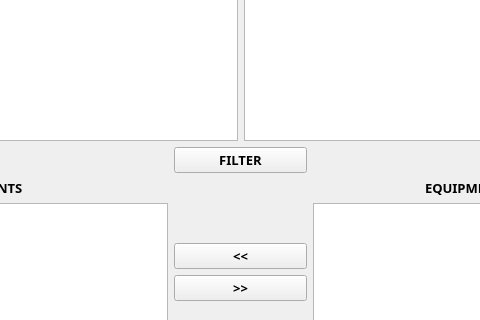
Old version of the form borrowers.ui in the repository markytools/sume-borrower-app; both pictures show x 271 to 751 and y 86 to 406 of the 1024 by 487 pixel window.
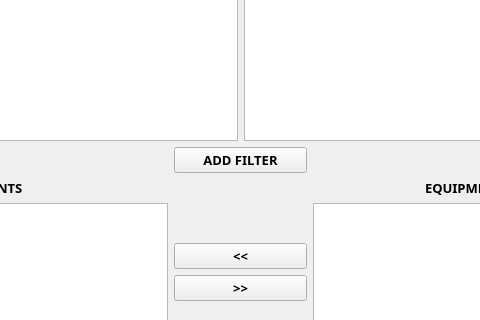
New version of the form.

Commit message:
Changed borrower button text
Changed FILTER button to ADD FILTER

```diff
--- a/borrowers.ui
+++ b/borrowers.ui
@@ -287,7 +287,7 @@
       </font>
      </property>
      <property name="text">
-      <string>FILTER</string>
+      <string>ADD FILTER</string>
      </property>
     </widget>
    </item>
```
The commit also changes 1 other file.
